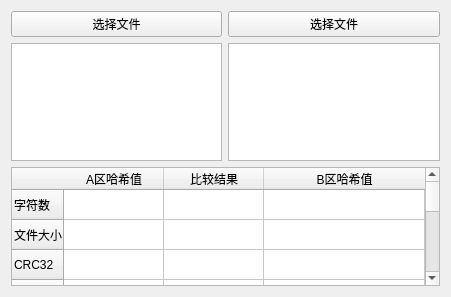
This is plugins/fhc/fhc.ui in abcdesteve/Toolbox as Qt 5 draws it before an edit. The edited form follows.
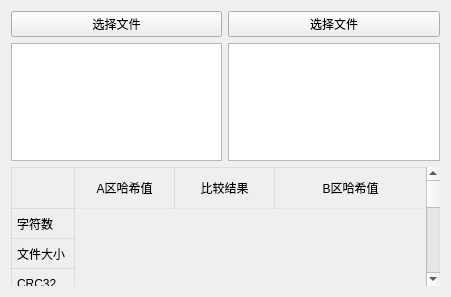
This is the edited form. Icons and pictures are not drawn. Custom widgets are drawn as their Qt base class.

```diff
--- a/plugins/fhc/fhc.ui
+++ b/plugins/fhc/fhc.ui
@@ -44,6 +44,134 @@
    </item>
    <item row="2" column="0" colspan="2">
     <widget class="TableWidget" name="tablewidget">
+     <property name="styleSheet">
+      <string notr="true">QTableView {
+    background: transparent;
+    outline: none;
+    border: none;
+    /* font: 13px 'Segoe UI', 'Microsoft YaHei'; */
+    selection-background-color: transparent;
+    alternate-background-color: transparent;
+}
+
+QTableView::item {
+    background: transparent;
+    border: 0px;
+    padding-left: 16px;
+    padding-right: 16px;
+    height: 35px;
+}
+
+
+QTableView::indicator {
+    width: 18px;
+    height: 18px;
+    border-radius: 5px;
+    border: 1px solid rgba(0, 0, 0, 0.48);
+    background-color: rgba(0, 0, 0, 0.022);
+}
+
+QTableView::indicator:hover {
+    border: 1px solid rgba(0, 0, 0, 0.56);
+    background-color: rgba(0, 0, 0, 0.05);
+}
+
+QTableView::indicator:pressed {
+    border: 1px solid rgba(0, 0, 0, 0.27);
+    background-color: rgba(0, 0, 0, 0.12);
+}
+
+QTableView::indicator:checked,
+QTableView::indicator:indeterminate {
+    border: 1px solid #009faa;
+    background-color: #009faa;
+}
+
+QTableView::indicator:checked {
+    image: url(:/qfluentwidgets/images/check_box/Accept_white.svg);
+}
+
+QTableView::indicator:indeterminate {
+    image: url(:/qfluentwidgets/images/check_box/PartialAccept_white.svg);
+}
+
+QTableView::indicator:checked:hover,
+QTableView::indicator:indeterminate:hover {
+    border: 1px solid #00a7b3;
+    background-color: #00a7b3;
+}
+
+QTableView::indicator:checked:pressed,
+QTableView::indicator:indeterminate:pressed {
+    border: 1px solid #3eabb3;
+    background-color: #3eabb3;
+}
+
+QTableView::indicator:disabled {
+    border: 1px solid rgba(0, 0, 0, 0.27);
+    background-color: transparent;
+}
+
+QTableView::indicator:checked:disabled,
+QTableView::indicator:indeterminate:disabled {
+    border: 1px solid rgb(199, 199, 199);
+    background-color: rgb(199, 199, 199);
+}
+
+
+QHeaderView {
+    background-color: transparent;
+}
+
+QHeaderView::section {
+    background-color: transparent;
+    color: black;
+    padding-left: 5px;
+    padding-right: 5px;
+    border: 1px solid rgba(0, 0, 0, 19);
+    font: 13px 'Segoe UI', 'Microsoft YaHei', 'PingFang SC';
+}
+
+QHeaderView::section:horizontal {
+    border-bottom: 1px solid rgba(0, 0, 0, 7);
+    border-left: none;
+    height: 40px;
+}
+
+QHeaderView::section:horizontal:last {
+    border-right: none;
+}
+
+QHeaderView::section:vertical {
+    border-top: none;
+}
+
+QHeaderView::section:checked {
+    background-color: transparent;
+}
+
+QHeaderView::down-arrow {
+    subcontrol-origin: padding;
+    subcontrol-position: center right;
+    margin-right: 6px;
+    image: url(:/qfluentwidgets/images/table_view/Down_black.svg);
+}
+
+QHeaderView::up-arrow {
+    subcontrol-origin: padding;
+    subcontrol-position: center right;
+    margin-right: 6px;
+    image: url(:/qfluentwidgets/images/table_view/Up_black.svg);
+}
+QTableCornerButton::section {
+    background-color: transparent;
+    border: 1px solid rgba(0, 0, 0, 19);
+}
+
+QTableCornerButton::section:pressed {
+    background-color: rgba(0, 0, 0, 12);
+}</string>
+     </property>
      <property name="columnCount">
       <number>3</number>
      </property>
```
